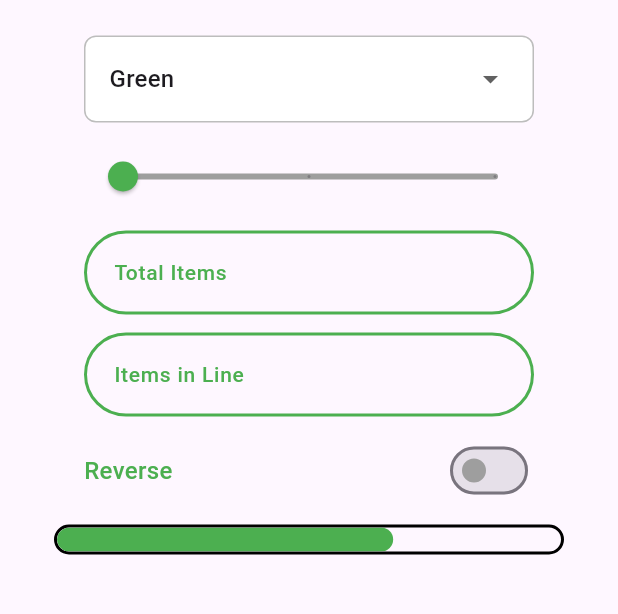
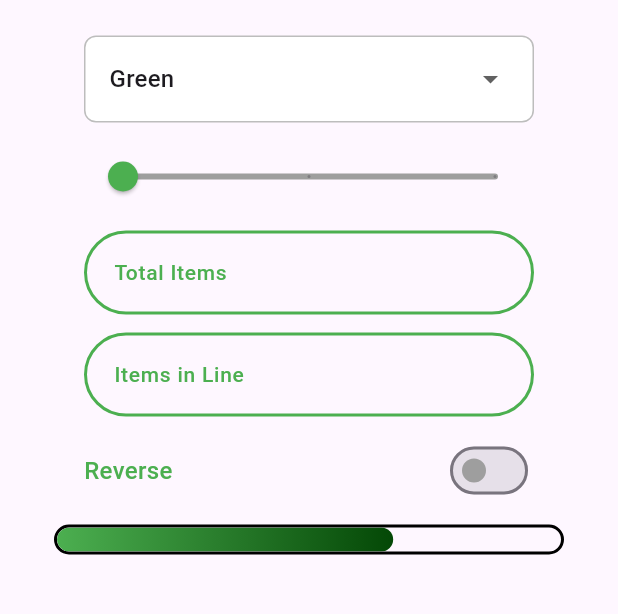
Before and after one commit to Vaibhaw15/asymmetri, a Flutter app: the screen it shows after launch, on a phone screen of 412 x 824 dp, the part 401-1015 px from its top. Run offline on Flutter 3.47's test engine with Material 3 defaults, Android fonts, the light colour scheme and no system bars; our stand-ins replace get; Roboto replaces fonts that are missing (Arial).

Commit message:
Color gradiant done!

```diff
--- a/lib/data/my_data.dart
+++ b/lib/data/my_data.dart
@@ -1,10 +1,8 @@
 import 'dart:ui';
-
-import 'package:get/get.dart';
 
 class MyData {
   static const List<String> colorOptions = [
-    'Green', 'Blue', 'Red', 'Purple', 'Orange'
+    'Green', 'Blue', 'Red', 'Purple'
   ];
 
   static const String initialColor = 'Green';
--- a/lib/functions/my_functions.dart
+++ b/lib/functions/my_functions.dart
@@ -3,25 +3,42 @@ import 'package:flutter/material.dart';
 class MyFunctions {
   static Color getColorFromString(String colorName) {
     switch (colorName.toLowerCase()) {
-      case 'green': return Colors.green;
-      case 'blue': return Colors.blue;
-      case 'red': return Colors.red;
-      case 'purple': return Colors.purple;
-      case 'orange': return Colors.orange;
-      default: return Colors.green;
+      case 'green': return const Color(0xFF4CAF50);
+      case 'blue': return const Color(0xFF6A9AEC);
+      case 'red': return const Color(0xFFBA5050);
+      case 'purple': return const Color(0xFF5E46B5);
+      default: return const Color(0xFF4CAF50);
     }
   }
 
+  static LinearGradient getGradientFromString(String colorName, {bool isReversed = false}) {
+    List<Color> colors;
+    switch (colorName.toLowerCase()) {
+      case 'green':
+        colors = [const Color(0xFF4CAF50), const Color(0xFF044806)];
+        break;
+      case 'blue':
+        colors = [const Color(0xFF6A9AEC), const Color(0xFF042F49)];
+        break;
+      case 'red':
+        colors = [const Color(0xFFBA5050), const Color(0xFF5B0101)];
+        break;
+      case 'purple':
+        colors = [const Color(0xFF5E46B5), const Color(0xFF5A05F7)];
+        break;
+      default:
+        colors = [const Color(0xFF4CAF50), const Color(0xFF044806)];
+    }
+
+    return LinearGradient(
+      begin: isReversed ? Alignment.centerRight : Alignment.centerLeft,
+      end: isReversed ? Alignment.centerLeft : Alignment.centerRight,
+      colors: isReversed ? colors.reversed.toList() : colors,
+    );
+  }
+
   static LinearGradient getProgressGradient(String colorName) {
-    Color baseColor = getColorFromString(colorName);
-    return LinearGradient(
-      colors: [
-        baseColor.withOpacity(0.8),
-        baseColor,
-        baseColor.withOpacity(0.9),
-      ],
-      stops: const [0.0, 0.5, 1.0],
-    );
+    return getGradientFromString(colorName);
   }
 
   static String formatSliderValue(double value) {
--- a/lib/widgets/progress_bars_widget.dart
+++ b/lib/widgets/progress_bars_widget.dart
@@ -98,8 +98,8 @@ class _ProgressBarsWidgetState extends State<ProgressBarsWidget>
                                 : Alignment.centerLeft,
                             child: Container(
                               decoration: BoxDecoration(
-                                color: MyFunctions.getColorFromString(
-                                    controller.selectedColor.value),
+                                gradient: MyFunctions.getGradientFromString(
+                                    controller.selectedColor.value, isReversed: isReversed),
                                 borderRadius: BorderRadius.circular(20),
                               ),
                             ),
@@ -177,8 +177,8 @@ class _ProgressBarsWidgetState extends State<ProgressBarsWidget>
                                   : Alignment.centerLeft,
                               child: Container(
                                 decoration: BoxDecoration(
-                                  color: MyFunctions.getColorFromString(
-                                      controller.selectedColor.value),
+                                  gradient: MyFunctions.getGradientFromString(
+                                      controller.selectedColor.value, isReversed: isReversed),
                                   borderRadius: BorderRadius.circular(20),
                                 ),
                               ),
```
Also changed, not shown: lib/controllers/app_controller.dart (+27 -0 lines).
